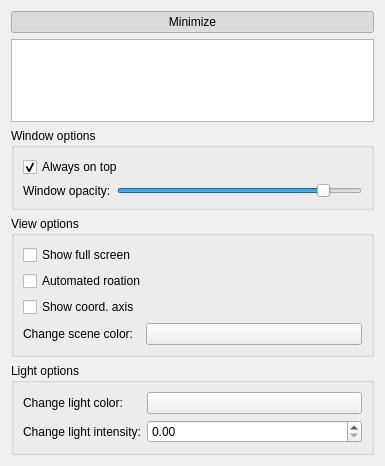
Above: MNE/disp3D/control/control3dwidget.ui from mne-tools/mne-cpp before the change. Below: the same form after it.
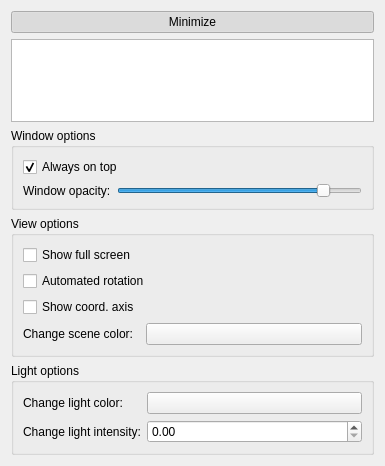
That is the form after the change.

Patch:
```diff
--- a/MNE/disp3D/control/control3dwidget.ui
+++ b/MNE/disp3D/control/control3dwidget.ui
@@ -146,7 +146,7 @@
           <item row="1" column="0" colspan="2">
            <widget class="QCheckBox" name="m_checkBox_rotate">
             <property name="text">
-             <string>Automated roation</string>
+             <string>Automated rotation</string>
             </property>
            </widget>
           </item>
```
